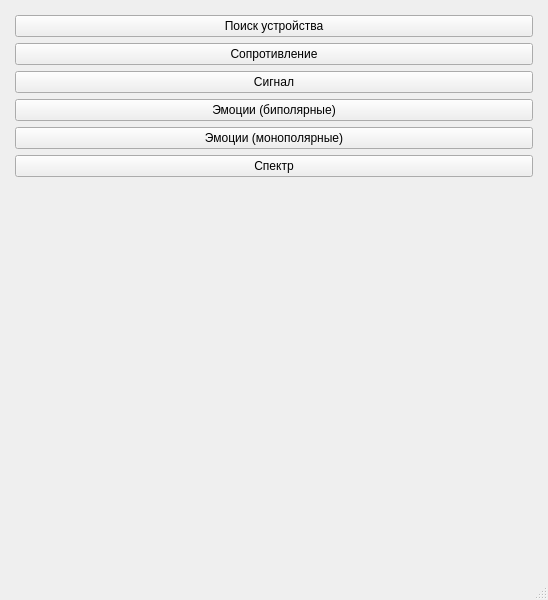
Qt form BrainBit/neurosamples-main/Bit/ui/MenuScreenRuUI.ui (simai1/sfedu-hackathon-2025) before a commit.
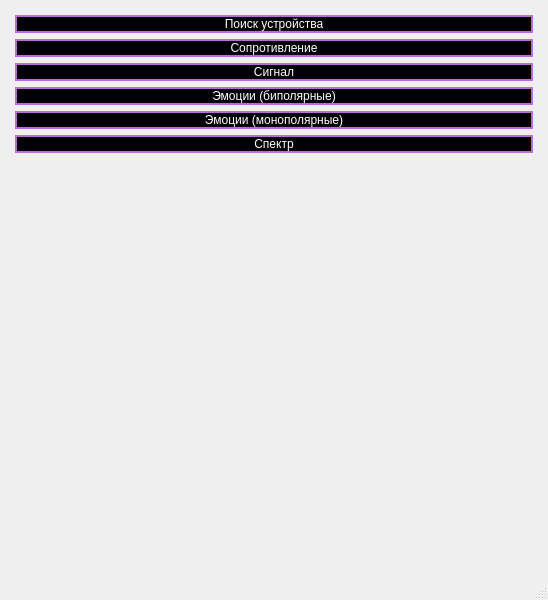
The same form after that commit.

The edit to the form file:
```diff
--- a/BrainBit/neurosamples-main/Bit/ui/MenuScreenRuUI.ui
+++ b/BrainBit/neurosamples-main/Bit/ui/MenuScreenRuUI.ui
@@ -29,6 +29,9 @@
     </property>
     <item>
      <widget class="QPushButton" name="toSearchButton">
+      <property name="styleSheet">
+       <string notr="true">background-color: black; border: 2px solid #B66DDB; color: white;</string>
+      </property>
       <property name="text">
        <string>Поиск устройства</string>
       </property>
@@ -45,6 +48,9 @@
     </item>
     <item>
      <widget class="QPushButton" name="toResistButton">
+      <property name="styleSheet">
+       <string notr="true">background-color: black; border: 2px solid #B66DDB; color: white;</string>
+      </property>
       <property name="text">
        <string>Сопротивление</string>
       </property>
@@ -52,6 +58,9 @@
     </item>
     <item>
      <widget class="QPushButton" name="toSignalButton">
+      <property name="styleSheet">
+       <string notr="true">background-color: black; border: 2px solid #B66DDB; color: white;</string>
+      </property>
       <property name="text">
        <string>Сигнал</string>
       </property>
@@ -59,6 +68,9 @@
     </item>
     <item>
      <widget class="QPushButton" name="toEmBipolarButton">
+      <property name="styleSheet">
+       <string notr="true">background-color: black; border: 2px solid #B66DDB; color: white;</string>
+      </property>
       <property name="text">
        <string>Эмоции (биполярные)</string>
       </property>
@@ -66,6 +78,9 @@
     </item>
     <item>
      <widget class="QPushButton" name="toEmMonopolarButton">
+      <property name="styleSheet">
+       <string notr="true">background-color: black; border: 2px solid #B66DDB; color: white;</string>
+      </property>
       <property name="text">
        <string>Эмоции (монополярные)</string>
       </property>
@@ -73,6 +88,9 @@
     </item>
     <item>
      <widget class="QPushButton" name="toSpectrumButton">
+      <property name="styleSheet">
+       <string notr="true">background-color: black; border: 2px solid #B66DDB; color: white;</string>
+      </property>
       <property name="text">
        <string>Спектр</string>
       </property>
```
